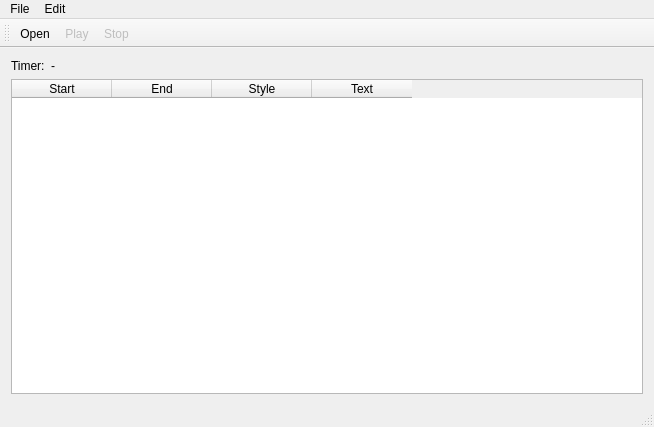
This is mainwindow.ui in Subtivals/subtivals as Qt 5 draws it before an edit. The edited form follows.
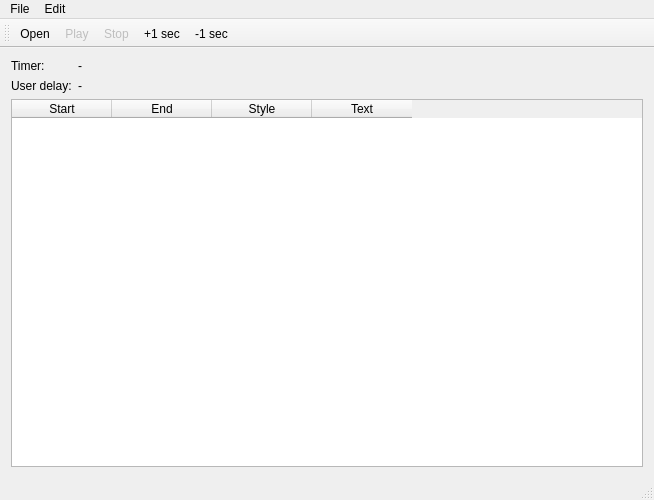
This is the edited form.

Commit message: added user delay, by 1 sec increment

Patch:
```diff
--- a/mainwindow.ui
+++ b/mainwindow.ui
@@ -7,7 +7,7 @@
     <x>0</x>
     <y>0</y>
     <width>654</width>
-    <height>427</height>
+    <height>500</height>
    </rect>
   </property>
   <property name="windowTitle">
@@ -16,15 +16,15 @@
   <widget class="QWidget" name="centralWidget">
    <layout class="QVBoxLayout" name="verticalLayout_2">
     <item>
-     <layout class="QHBoxLayout" name="horizontalLayout">
-      <item>
+     <layout class="QGridLayout" name="gridLayout">
+      <item row="0" column="0">
        <widget class="QLabel" name="label">
         <property name="text">
          <string>Timer:</string>
         </property>
        </widget>
       </item>
-      <item>
+      <item row="0" column="1">
        <widget class="QLabel" name="timer">
         <property name="sizePolicy">
          <sizepolicy hsizetype="Expanding" vsizetype="Preferred">
@@ -37,6 +37,20 @@
         </property>
        </widget>
       </item>
+      <item row="1" column="0">
+       <widget class="QLabel" name="label_2">
+        <property name="text">
+         <string>User delay:</string>
+        </property>
+       </widget>
+      </item>
+      <item row="1" column="1">
+       <widget class="QLabel" name="userDelay">
+        <property name="text">
+         <string>-</string>
+        </property>
+       </widget>
+      </item>
      </layout>
     </item>
     <item>
@@ -122,6 +136,8 @@
    <addaction name="actionOpen"/>
    <addaction name="actionPlay"/>
    <addaction name="actionStop"/>
+   <addaction name="actionAdd1Sec"/>
+   <addaction name="actionSub1Sec"/>
   </widget>
   <widget class="QStatusBar" name="statusBar"/>
   <action name="actionOpen">
@@ -158,6 +174,16 @@
     <string>Preferences</string>
    </property>
   </action>
+  <action name="actionAdd1Sec">
+   <property name="text">
+    <string>+1 sec</string>
+   </property>
+  </action>
+  <action name="actionSub1Sec">
+   <property name="text">
+    <string>-1 sec</string>
+   </property>
+  </action>
  </widget>
  <layoutdefault spacing="6" margin="11"/>
  <resources/>
```
Left out of the diff: 36 changed lines with no effect on the pictures. The commit also changes 3 other files.
